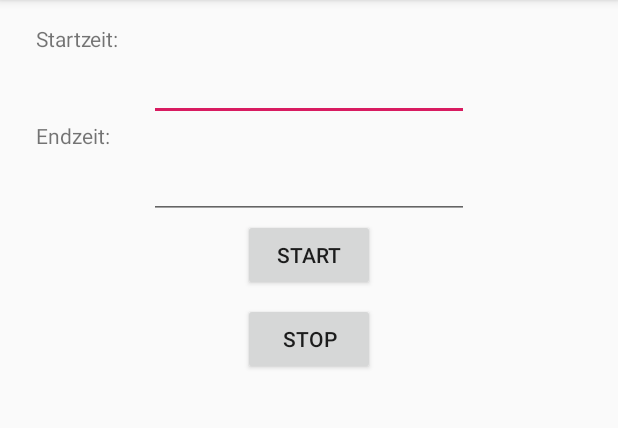
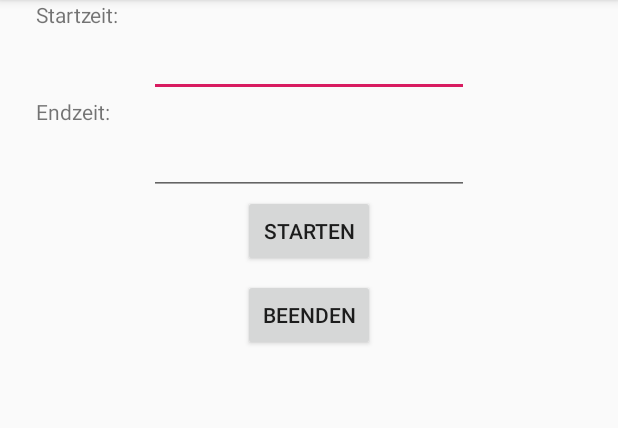
Before and after one commit to Michael-Bissinger/TimeTracking-App-Android, an Android app: the screen it shows after launch (MainActivity), on a phone screen of 412 x 824 dp, the part 84-512 px from its top. Run offline under Robolectric (Android 15) with nearby library versions, the phone set to English and light mode, and no system bars.

Commit message:
create dimens for padding and add it to activity_main.xml

```diff
--- a/app/src/main/res/layout/activity_main.xml
+++ b/app/src/main/res/layout/activity_main.xml
@@ -4,7 +4,8 @@
     xmlns:tools="http://schemas.android.com/tools"
     android:layout_width="match_parent"
     android:layout_height="match_parent"
-    android:padding="16dp"
+    android:paddingEnd="@dimen/ActivityHorizontalPadding"
+    android:paddingStart="@dimen/ActivityVerticalPadding"
     tools:context=".MainActivity">
 
     <TextView
--- /dev/null
+++ b/app/src/main/res/values/dimens.xml
@@ -0,0 +1,5 @@
+<?xml version="1.0" encoding="utf-8"?>
+<resources>
+    <dimen name="ActivityVerticalPadding">16dp</dimen>
+    <dimen name="ActivityHorizontalPadding">16dp</dimen>
+</resources>
--- a/app/src/main/res/values/strings.xml
+++ b/app/src/main/res/values/strings.xml
@@ -2,6 +2,6 @@
     <string name="app_name">TimeTracking</string>
     <string name="LabelStartTime">Startzeit:</string>
     <string name="LabelEndTime">Endzeit:</string>
-    <string name="StartButton">Start</string>
-    <string name="StopButton">Stop</string>
+    <string name="StartButton">Starten</string>
+    <string name="StopButton">Beenden</string>
 </resources>
```
